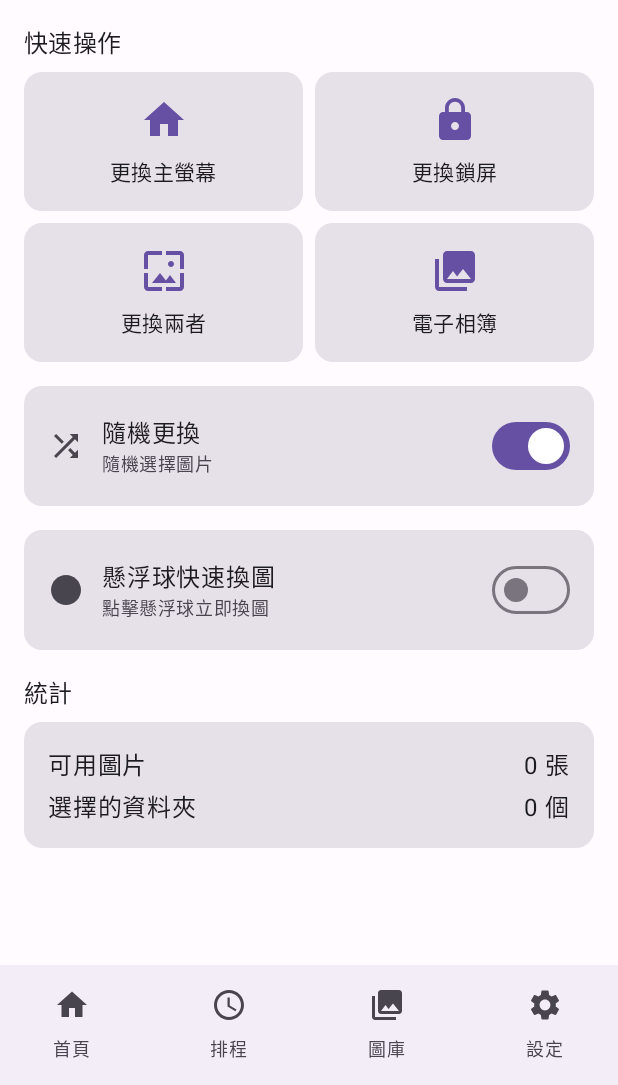
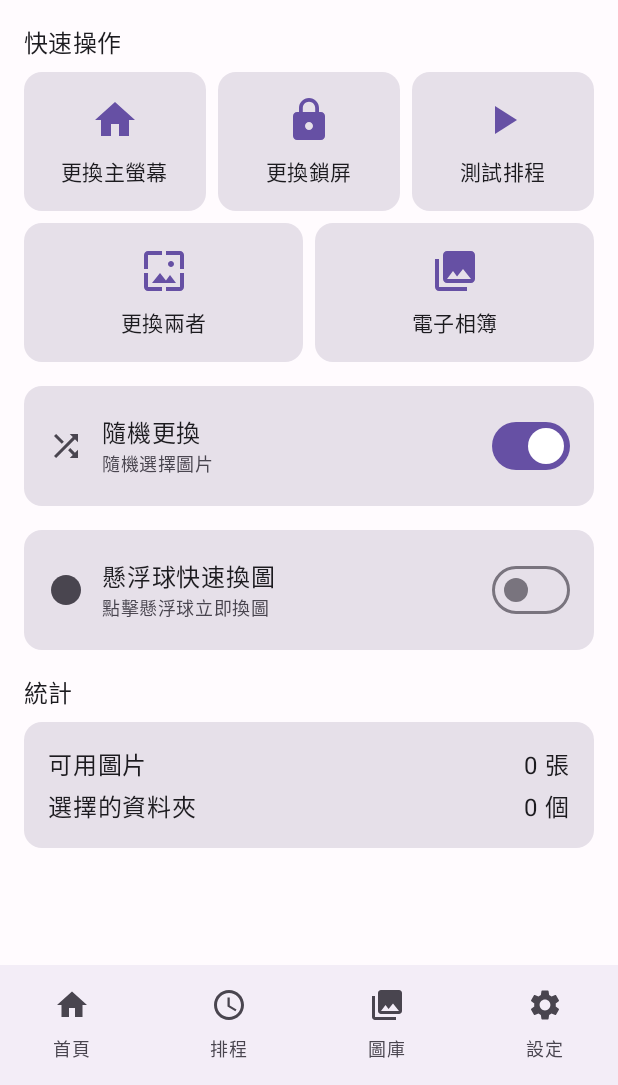
Before and after one commit to erik2468tw-ship-it/AutoWallpaperChanger, an Android app built with Jetpack Compose: the screen it shows after launch (MainActivity), on a phone screen of 412 x 824 dp, the part 151-1236 px from its top. Run offline under Robolectric (Android 15) with nearby library versions, the light colour scheme and no system bars; our stand-ins replace Dagger/Hilt's generated code, Room's generated code; 14 statements that could not run were skipped.

Commit message:
feat: HomeScreen/HomeViewModel - add test schedule button, fix interval display

```diff
--- a/app/src/main/java/com/autowallpaper/changer/presentation/screens/home/HomeScreen.kt
+++ b/app/src/main/java/com/autowallpaper/changer/presentation/screens/home/HomeScreen.kt
@@ -90,6 +90,12 @@ fun HomeScreen(
                 title = "更換鎖屏",
                 icon = Icons.Default.Lock,
                 onClick = { viewModel.changeLockScreenNow() },
+                modifier = Modifier.weight(1f)
+            )
+            QuickActionCard(
+                title = "測試排程",
+                icon = Icons.Default.PlayArrow,
+                onClick = { viewModel.changeHomeScreenNow() },
                 modifier = Modifier.weight(1f)
             )
         }
```
Also changed, not shown: app/src/main/java/com/autowallpaper/changer/presentation/screens/home/HomeViewModel.kt (+15 -2 lines).
